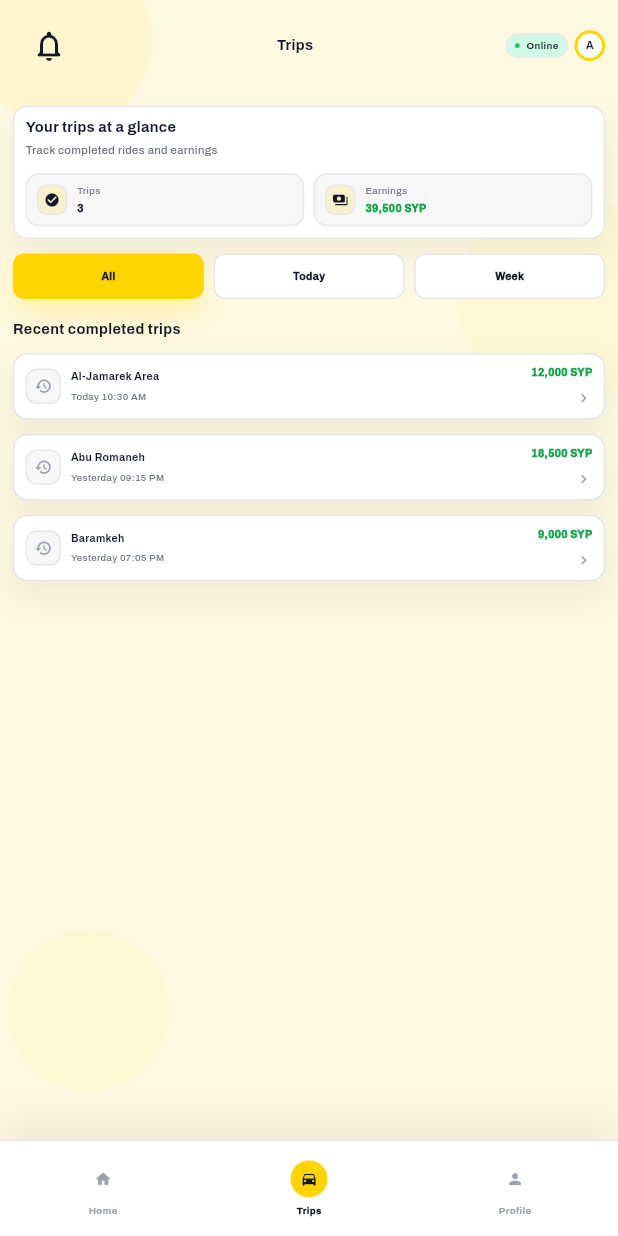
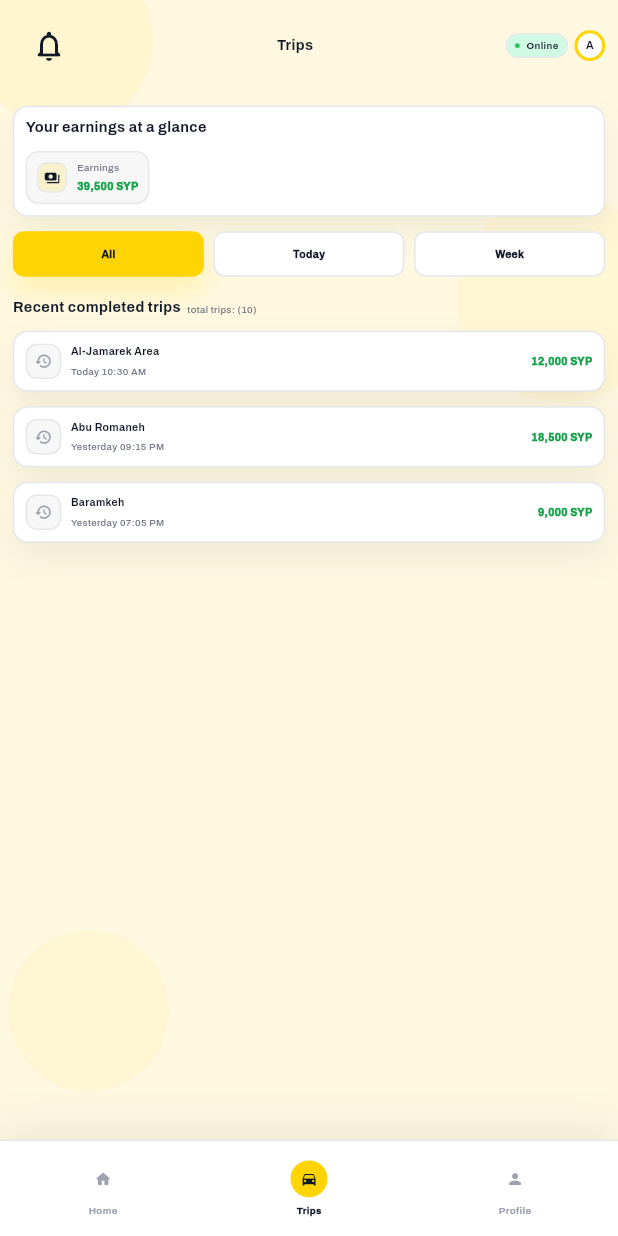
Before and after one commit to kamal635/taxi_driver_app, a Flutter app: the screen it shows after launch, item 2 of the bottom bar chosen, on a phone screen of 412 x 824 dp. Run offline on Flutter 3.47's test engine with Material 3 defaults, Android fonts, the phone set to English and light mode, and no system bars; our stand-ins replace flutter_riverpod, flutter_screenutil, go_router.

Commit message:
refactor trips page and app router

```diff
--- a/lib/app/router/app_router.dart
+++ b/lib/app/router/app_router.dart
@@ -1,3 +1,4 @@
+import 'package:flutter/foundation.dart';
 import 'package:flutter/material.dart';
 import 'package:go_router/go_router.dart';
 import 'package:taxi_driver_app/app/router/app_routes.dart';
@@ -11,6 +12,8 @@ import 'package:taxi_driver_app/features/profile/presentation/widgets/vehicle_in
 import 'package:taxi_driver_app/features/trips/presentation/pages/trips_page.dart';
 
 final class AppRouter {
+  AppRouter._(); // prevent instantiation
+
   static final GlobalKey<NavigatorState> _rootNavigatorKey =
       GlobalKey<NavigatorState>(debugLabel: 'root');
 
@@ -24,45 +27,87 @@ final class AppRouter {
   static final GoRouter router = GoRouter(
     navigatorKey: _rootNavigatorKey,
     initialLocation: AppRoutes.home,
-    routes: <RouteBase>[
-      GoRoute(
+    debugLogDiagnostics: kDebugMode,
+
+    // صفحة احتياطية لو صار خطأ بالتوجيه
+    errorBuilder: (context, state) => Scaffold(
+      body: Center(
+        child: Text(state.error?.toString() ?? 'Unknown routing error'),
+      ),
+    ),
+
+    routes: _routes,
+  );
+
+  static final List<RouteBase> _routes = <RouteBase>[
+    _loginRoute(),
+    _shellRoute(),
+  ];
+
+  static GoRoute _loginRoute() {
+    return GoRoute(
       path: AppRoutes.login,
       name: RouteNames.login,
       builder: (context, state) => const LoginPage(),
-      ),
+    );
+  }
 
-      StatefulShellRoute.indexedStack(
+  static StatefulShellRoute _shellRoute() {
+    return StatefulShellRoute.indexedStack(
       builder: (context, state, navigationShell) =>
           AppShellPage(navigationShell: navigationShell),
-        branches: [
-          StatefulShellBranch(
+      branches: <StatefulShellBranch>[
+        _homeBranch(),
+        _tripsBranch(),
+        _profileBranch(),
+      ],
+    );
+  }
+
+  static StatefulShellBranch _homeBranch() {
+    return StatefulShellBranch(
       navigatorKey: _homeBranchKey,
-            routes: [
+      routes: <RouteBase>[
         GoRoute(
           path: AppRoutes.home,
           name: RouteNames.home,
           builder: (context, state) => const HomePage(),
         ),
       ],
-          ),
-          StatefulShellBranch(
+    );
+  }
+
+  static StatefulShellBranch _tripsBranch() {
+    return StatefulShellBranch(
       navigatorKey: _tripsBranchKey,
-            routes: [
+      routes: <RouteBase>[
         GoRoute(
           path: AppRoutes.trips,
           name: RouteNames.trips,
           builder: (context, state) => const TripsPage(),
         ),
       ],
-          ),
-          StatefulShellBranch(
+    );
+  }
+
+  static StatefulShellBranch _profileBranch() {
+    return StatefulShellBranch(
       navigatorKey: _profileBranchKey,
-            routes: [
+      routes: <RouteBase>[
         GoRoute(
           path: AppRoutes.profile,
           name: RouteNames.profile,
           builder: (context, state) => const ProfilePage(),
-                routes: [
+          routes: <RouteBase>[
+            ..._profileOverlayRoutes(),
+          ],
+        ),
+      ],
+    );
+  }
+
+  static List<RouteBase> _profileOverlayRoutes() {
+    return <RouteBase>[
       GoRoute(
         parentNavigatorKey: _rootNavigatorKey,
         path: AppRoutes.profilePassword,
@@ -72,7 +117,6 @@ final class AppRouter {
           child: const ChangePasswordPage(),
         ),
       ),
-
       GoRoute(
         parentNavigatorKey: _rootNavigatorKey,
         path: AppRoutes.profileVehicles,
@@ -82,14 +126,8 @@ final class AppRouter {
           child: const VehicleInfoPage(),
         ),
       ),
-                ],
-              ),
-            ],
-          ),
-        ],
-      ),
-    ],
-  );
+    ];
+  }
 
   static CustomTransitionPage<void> _fadeSlidePage({
     required GoRouterState state,
@@ -101,19 +139,19 @@ final class AppRouter {
       transitionDuration: const Duration(milliseconds: 220),
       reverseTransitionDuration: const Duration(milliseconds: 200),
       transitionsBuilder: (context, animation, secondaryAnimation, child) {
-        final curve = CurvedAnimation(
+        final curved = CurvedAnimation(
           parent: animation,
           curve: Curves.easeOutCubic,
           reverseCurve: Curves.easeInCubic,
         );
 
         return FadeTransition(
-          opacity: curve,
+          opacity: curved,
           child: SlideTransition(
             position: Tween<Offset>(
               begin: const Offset(0, 0.03),
               end: Offset.zero,
-            ).animate(curve),
+            ).animate(curved),
             child: child,
           ),
         );
--- a/lib/features/trips/presentation/pages/trips_page.dart
+++ b/lib/features/trips/presentation/pages/trips_page.dart
@@ -57,7 +57,6 @@ class _TripsPageState extends State<TripsPage> {
         children: [
           TripsSummaryCard(
             title: l10n.tripsSummaryTitle,
-            subtitle: l10n.tripsSummarySubtitle,
             tripsLabel: l10n.tripsSummaryTripsLabel,
             earningsLabel: l10n.tripsSummaryEarningsLabel,
             tripsCountText: '3', // UI-only
@@ -76,9 +75,21 @@ class _TripsPageState extends State<TripsPage> {
 
           AppSpacing.h18,
 
-          Text(
-            l10n.tripsRecentTitle,
-            style: AppTypography.titleSm,
+          Row(
+            crossAxisAlignment: CrossAxisAlignment.end,
+            children: [
+              Text(
+                l10n.tripsRecentTitle,
+                style: AppTypography.titleSm,
+              ),
+              AppSpacing.w8,
+              Expanded(
+                child: Text(
+                  l10n.tripsTotalTrips(10),
+                  style: AppTypography.subtitleSm,
+                ),
+              ),
+            ],
           ),
 
           AppSpacing.h12,
--- a/lib/features/trips/presentation/widgets/trip_card.dart
+++ b/lib/features/trips/presentation/widgets/trip_card.dart
@@ -20,11 +20,6 @@ class TripCard extends StatelessWidget {
 
   @override
   Widget build(BuildContext context) {
-    final isRtl = Directionality.of(context) == TextDirection.rtl;
-    final chevron = isRtl
-        ? Icons.chevron_left_rounded
-        : Icons.chevron_right_rounded;
-
     return InkWell(
       borderRadius: BorderRadius.circular(18.r),
       onTap: onTap,
@@ -80,8 +75,6 @@ class TripCard extends StatelessWidget {
                     color: const Color(0xFF16A34A),
                   ),
                 ),
-                AppSpacing.h8,
-                Icon(chevron, color: AppColors.iconMuted, size: 22.r),
               ],
             ),
           ],
--- a/lib/features/trips/presentation/widgets/trips_summary_card.dart
+++ b/lib/features/trips/presentation/widgets/trips_summary_card.dart
@@ -7,7 +7,6 @@ import 'package:taxi_driver_app/app/theme/app_typography.dart';
 class TripsSummaryCard extends StatelessWidget {
   const TripsSummaryCard({
     required this.title,
-    required this.subtitle,
     required this.tripsLabel,
     required this.earningsLabel,
     required this.tripsCountText,
@@ -16,7 +15,6 @@ class TripsSummaryCard extends StatelessWidget {
   });
 
   final String title;
-  final String subtitle;
   final String tripsLabel;
   final String earningsLabel;
   final String tripsCountText;
@@ -25,6 +23,7 @@ class TripsSummaryCard extends StatelessWidget {
   @override
   Widget build(BuildContext context) {
     return Container(
+      width: double.infinity,
       padding: EdgeInsets.all(14.r),
       decoration: BoxDecoration(
         color: AppColors.white,
@@ -42,31 +41,14 @@ class TripsSummaryCard extends StatelessWidget {
         crossAxisAlignment: CrossAxisAlignment.start,
         children: [
           Text(title, style: AppTypography.titleSm),
-          AppSpacing.h6,
-          Text(subtitle, style: AppTypography.subtitleMd),
+
           AppSpacing.h12,
 
-          Row(
-            children: [
-              Expanded(
-                child: _SummaryStat(
-                  icon: Icons.check_circle_rounded,
-                  label: tripsLabel,
-                  value: tripsCountText,
-                ),
-              ),
-
-              AppSpacing.w12,
-
-              Expanded(
-                child: _SummaryStat(
-                  icon: Icons.payments_rounded,
-                  label: earningsLabel,
-                  value: earningsText,
-                  valueColor: const Color(0xFF16A34A),
-                ),
-              ),
-            ],
+          _SummaryStat(
+            icon: Icons.payments_rounded,
+            label: earningsLabel,
+            value: earningsText,
+            valueColor: const Color(0xFF16A34A),
           ),
         ],
       ),
@@ -97,6 +79,7 @@ class _SummaryStat extends StatelessWidget {
         border: Border.all(color: AppColors.border),
       ),
       child: Row(
+        mainAxisSize: MainAxisSize.min,
         children: [
           Container(
             width: 38.r,
@@ -111,7 +94,7 @@ class _SummaryStat extends StatelessWidget {
 
           AppSpacing.w12,
 
-          Expanded(
+          Flexible(
             child: Column(
               crossAxisAlignment: CrossAxisAlignment.start,
               children: [
--- a/lib/l10n/app_ar.arb
+++ b/lib/l10n/app_ar.arb
@@ -67,7 +67,7 @@
   "exitAppTitle": "إغلاق التطبيق؟",
   "exitAppMessage": "هل أنت متأكد أنك تريد إغلاق التطبيق؟",
 
-  "tripsSummaryTitle": "نظرة سريعة على رحلاتك",
+  "tripsSummaryTitle": "نظرة سريعة على أرباحك",
   "tripsSummarySubtitle": "تابع الرحلات المكتملة والأرباح",
   "tripsSummaryTripsLabel": "الرحلات",
   "tripsSummaryEarningsLabel": "الأرباح",
@@ -126,7 +126,10 @@
   "vehicleTypePublic": "عمومي",
   "vehicleTypePrivate": "خصوصي",
 
-  "vehicleInfoNote": "معلومات هذه المركبة مسجّلة في النظام. إذا تغيّر أي تفصيل أو ظهر بشكل غير صحيح، يرجى التواصل مع المكتب أو معسّقك."
+  "vehicleInfoNote": "معلومات هذه المركبة مسجّلة في النظام. إذا تغيّر أي تفصيل أو ظهر بشكل غير صحيح، يرجى التواصل مع المكتب أو معسّقك.",
+
+  "tripsTotalTrips": "إجمالي الرحلات: ({count})",
+  "@tripsTotalTrips": { "placeholders": { "count": { "type": "int" } } }
 
 
 
--- a/lib/l10n/app_en.arb
+++ b/lib/l10n/app_en.arb
@@ -67,7 +67,7 @@
   "exitAppTitle": "Exit app?",
   "exitAppMessage": "Are you sure you want to close the app?",
 
-  "tripsSummaryTitle": "Your trips at a glance",
+  "tripsSummaryTitle": "Your earnings at a glance",
   "tripsSummarySubtitle": "Track completed rides and earnings",
   "tripsSummaryTripsLabel": "Trips",
   "tripsSummaryEarningsLabel": "Earnings",
@@ -124,7 +124,8 @@
   "vehicleTypePublic": "Public",
   "vehicleTypePrivate": "Private",
 
-  "vehicleInfoNote": "This vehicle information is registered in the system. If any details change or appear incorrect, please contact the office or your coordinator."
+  "vehicleInfoNote": "This vehicle information is registered in the system. If any details change or appear incorrect, please contact the office or your coordinator.",
 
-
+  "tripsTotalTrips": "total trips: ({count})",
+  "@tripsTotalTrips": { "placeholders": { "count": { "type": "int" } } }
 }
--- a/lib/l10n/app_localizations.dart
+++ b/lib/l10n/app_localizations.dart
@@ -377,7 +377,7 @@ abstract class AppLocalizations {
   /// No description provided for @tripsSummaryTitle.
   ///
   /// In en, this message translates to:
-  /// **'Your trips at a glance'**
+  /// **'Your earnings at a glance'**
   String get tripsSummaryTitle;
 
   /// No description provided for @tripsSummarySubtitle.
@@ -655,6 +655,12 @@ abstract class AppLocalizations {
   /// In en, this message translates to:
   /// **'This vehicle information is registered in the system. If any details change or appear incorrect, please contact the office or your coordinator.'**
   String get vehicleInfoNote;
+
+  /// No description provided for @tripsTotalTrips.
+  ///
+  /// In en, this message translates to:
+  /// **'total trips: ({count})'**
+  String tripsTotalTrips(int count);
 }
 
 class _AppLocalizationsDelegate
--- a/lib/l10n/app_localizations_ar.dart
+++ b/lib/l10n/app_localizations_ar.dart
@@ -153,7 +153,7 @@ class AppLocalizationsAr extends AppLocalizations {
   String get exitAppMessage => 'هل أنت متأكد أنك تريد إغلاق التطبيق؟';
 
   @override
-  String get tripsSummaryTitle => 'نظرة سريعة على رحلاتك';
+  String get tripsSummaryTitle => 'نظرة سريعة على أرباحك';
 
   @override
   String get tripsSummarySubtitle => 'تابع الرحلات المكتملة والأرباح';
@@ -296,4 +296,9 @@ class AppLocalizationsAr extends AppLocalizations {
   @override
   String get vehicleInfoNote =>
       'معلومات هذه المركبة مسجّلة في النظام. إذا تغيّر أي تفصيل أو ظهر بشكل غير صحيح، يرجى التواصل مع المكتب أو معسّقك.';
+
+  @override
+  String tripsTotalTrips(int count) {
+    return 'إجمالي الرحلات: ($count)';
+  }
 }
--- a/lib/l10n/app_localizations_en.dart
+++ b/lib/l10n/app_localizations_en.dart
@@ -153,7 +153,7 @@ class AppLocalizationsEn extends AppLocalizations {
   String get exitAppMessage => 'Are you sure you want to close the app?';
 
   @override
-  String get tripsSummaryTitle => 'Your trips at a glance';
+  String get tripsSummaryTitle => 'Your earnings at a glance';
 
   @override
   String get tripsSummarySubtitle => 'Track completed rides and earnings';
@@ -295,4 +295,9 @@ class AppLocalizationsEn extends AppLocalizations {
   @override
   String get vehicleInfoNote =>
       'This vehicle information is registered in the system. If any details change or appear incorrect, please contact the office or your coordinator.';
+
+  @override
+  String tripsTotalTrips(int count) {
+    return 'total trips: ($count)';
+  }
 }
```
Lines whose indentation alone changed are shown as unchanged.
